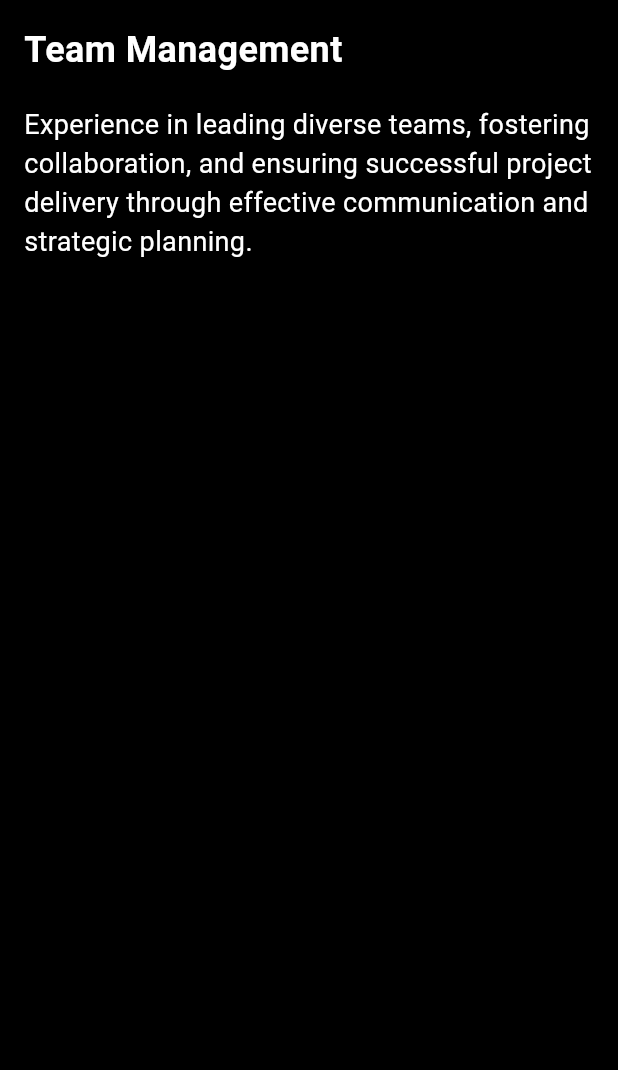
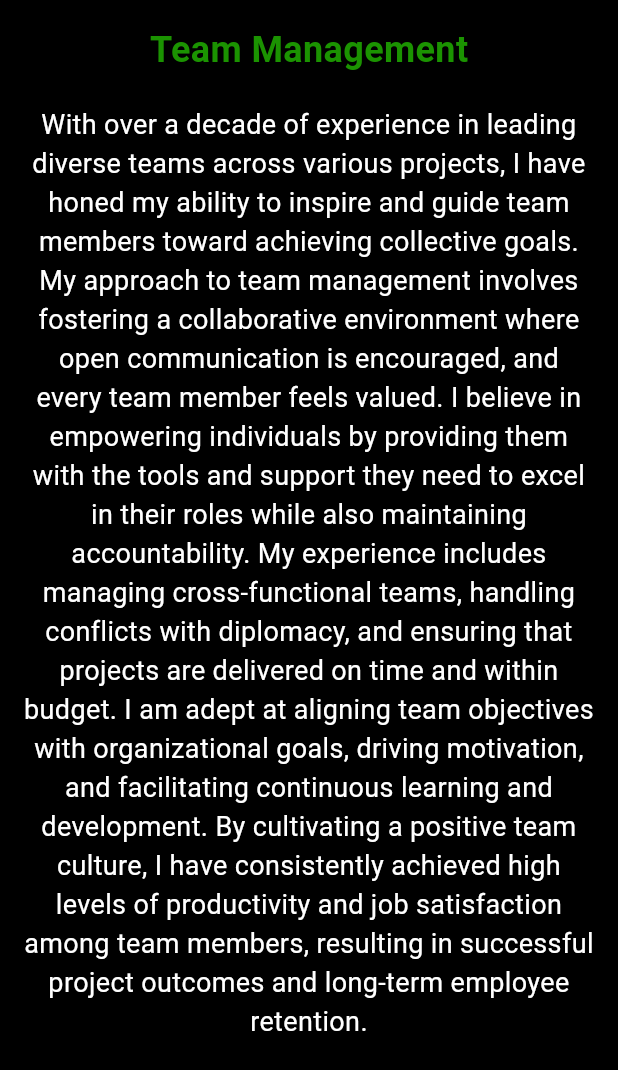
Before and after one commit to vignarajj/vignaraj.github.io, a Flutter app: the CoreCompetencyDetailView screen opened directly with sample values from the repository, on a phone screen of 412 x 824 dp. Shown: the top 1070 px of the screen. Run offline on Flutter 3.47's test engine with Material 3 defaults, Android fonts, the phone set to English and light mode, and no system bars; our stand-ins replace animated_text_kit, flutter_svg, get.

Commit message:
update the align and skill description

```diff
--- a/lib/app/modules/comp-detailview/core_competency_view.dart
+++ b/lib/app/modules/comp-detailview/core_competency_view.dart
@@ -2,6 +2,7 @@ import 'package:flutter/material.dart';
 import 'package:get/get.dart';
 import 'package:portfolio/app/modules/comp-detailview/core_competency_controller.dart';
 import 'package:portfolio/shared/models/core_compentency.dart';
+import 'package:portfolio/shared/theme/app_colors.dart';
 
 class CoreCompetencyDetailView
     extends GetResponsiveView<CoreCompetencyController> {
@@ -18,16 +19,20 @@ class CoreCompetencyDetailView
       body: Padding(
         padding: const EdgeInsets.all(16.0),
         child: Column(
-          crossAxisAlignment: CrossAxisAlignment.start,
+          crossAxisAlignment: CrossAxisAlignment.center,
           children: [
             Text(
               competency.title,
-              style: const TextStyle(fontSize: 24, fontWeight: FontWeight.bold),
+              style: const TextStyle(
+                  fontSize: 24,
+                  fontWeight: FontWeight.bold,
+                  color: AppColors.appAccentColor),
             ),
             const SizedBox(height: 20),
             Text(
               competency.description,
-              style: const TextStyle(fontSize: 18),
+              style: const TextStyle(fontSize: 18,),
+              textAlign: TextAlign.center,
             ),
           ],
         ),
--- a/lib/app/modules/home/controllers/home_controller.dart
+++ b/lib/app/modules/home/controllers/home_controller.dart
@@ -1,4 +1,5 @@
 import 'package:get/get.dart';
+import 'package:portfolio/network/api_services.dart';
 import 'package:portfolio/routes/app_pages.dart';
 import 'package:portfolio/shared/models/core_compentency.dart';
 import 'package:portfolio/shared/models/skill_model.dart';
@@ -7,154 +8,216 @@ class HomeController extends GetxController {
   final skills = [
     Skill(
       name: 'Flutter',
-      description: 'Building cross-platform apps with a single codebase.',
+      description:
+          'Expert in building cross-platform mobile applications using Flutter. '
+          'Capable of delivering high-performance apps with a single codebase for both Android and iOS. '
+          'Proficient in using Flutter’s widget-based framework to create intuitive and responsive UIs.',
       proficiency: 0.9,
       iconPath: 'assets/images/flutter.svg',
     ),
     Skill(
       name: 'Dart',
-      description: 'Primary language for Flutter, focused on UI development.',
+      description:
+          'Skilled in using Dart, the primary language for Flutter development. '
+          'Experienced in writing clean and maintainable code with a focus on UI-centric applications. '
+          'Adept at leveraging Dart’s asynchronous programming features for smooth app performance.',
       proficiency: 0.85,
       iconPath: 'assets/images/dart.svg',
     ),
     Skill(
       name: 'JavaScript',
       description:
-          'Web development and scripting for dynamic web applications.',
+          'Proficient in JavaScript for developing dynamic and interactive web applications. '
+          'Experienced with various frameworks and libraries like React and Angular for front-end development. '
+          'Capable of creating responsive designs and enhancing user experience through scripting.',
       proficiency: 0.6,
       iconPath: 'assets/images/javascript.svg',
     ),
     Skill(
       name: 'Android',
-      description: 'Native mobile app development for the Android platform.',
+      description:
+          'Extensive experience in developing native Android applications using Java and Kotlin. '
+          'Skilled in creating robust, high-performance apps optimized for various Android devices. '
+          'Proficient in utilizing Android SDK and APIs for feature-rich applications.',
       proficiency: 0.7,
       iconPath: 'assets/images/android.svg',
     ),
     Skill(
       name: 'Kotlin',
-      description: 'Modern programming language for Android development.',
+      description: 'Expertise in Kotlin for modern Android app development. '
+          'Utilizes Kotlin’s concise syntax and powerful features to write safer and more efficient code. '
+          'Experience in converting legacy Java codebases to Kotlin for improved performance and readability.',
       proficiency: 0.7,
       iconPath: 'assets/images/kotlin.svg',
     ),
     Skill(
       name: 'Java',
       description:
-          'Object-oriented programming language for various platforms.',
+          'Solid foundation in Java for object-oriented programming across various platforms. '
+          'Proficient in building scalable and secure applications using Java’s robust ecosystem. '
+          'Experienced in using Java for Android development, web services, and enterprise solutions.',
       proficiency: 0.8,
-      iconPath: 'assets/images/java.svg', // Using coffee icon to represent Java
+      iconPath: 'assets/images/java.svg',
     ),
     Skill(
       name: 'POSTMAN',
-      description: 'API testing tool for building and testing APIs.',
+      description:
+          'Highly skilled in using POSTMAN for API development and testing. '
+          'Capable of automating API testing and ensuring seamless integration between services. '
+          'Proficient in designing and maintaining API documentation, collections, and environments.',
       proficiency: 0.8,
       iconPath: 'assets/images/postman.svg',
     ),
     Skill(
       name: 'Manual Testing',
-      description: 'Performing manual testing to ensure software quality.',
+      description:
+          'Experienced in conducting thorough manual testing to ensure software quality. '
+          'Proficient in identifying bugs, verifying fixes, and performing regression testing. '
+          'Focused on maintaining high standards for usability, functionality, and performance.',
       proficiency: 0.9,
       iconPath: 'assets/images/manual.svg',
     ),
     Skill(
       name: 'Automation Testing',
-      description: 'Using automation tools to test software more efficiently.',
+      description:
+          'Specialized in using automation tools like Selenium and Appium for efficient testing. '
+          'Able to design, write, and maintain automated test scripts for various platforms. '
+          'Ensures faster release cycles while maintaining software quality and reliability.',
       proficiency: 0.7,
       iconPath: 'assets/images/automation.svg',
     ),
     Skill(
       name: 'Code Magic',
-      description: 'CI/CD tool for automating build and deployment processes.',
+      description:
+          'Proficient in using Code Magic for continuous integration and deployment (CI/CD) automation. '
+          'Expert in setting up build pipelines to streamline development processes. '
+          'Ensures reliable and repeatable builds, leading to faster and more frequent releases.',
       proficiency: 0.6,
       iconPath: 'assets/images/code_magic.svg',
     ),
     Skill(
       name: 'Jira',
-      description: 'Project management and issue tracking tool.',
+      description:
+          'Experienced in using Jira for project management, issue tracking, and team collaboration. '
+          'Adept at creating and managing tasks, sprints, and backlogs in Agile environments. '
+          'Utilizes Jira to monitor progress, report on project status, and ensure timely delivery.',
       proficiency: 0.7,
       iconPath: 'assets/images/jira.svg',
     ),
     Skill(
       name: 'Documentation',
-      description: 'Writing clear and concise documentation for projects.',
+      description:
+          'Highly skilled in writing clear, comprehensive, and accessible documentation for projects. '
+          'Experienced in creating technical documents, user manuals, and API guides. '
+          'Ensures that documentation is up-to-date, accurate, and easy to follow for all stakeholders.',
       proficiency: 0.9,
       iconPath: 'assets/images/documentation.svg',
     ),
     Skill(
       name: 'Code Review',
       description:
-          'Reviewing code to ensure quality and adherence to standards.',
+          'Expert in conducting thorough code reviews to ensure code quality and adherence to best practices. '
+          'Adept at identifying potential issues, providing constructive feedback, and mentoring peers. '
+          'Focused on maintaining high standards for code maintainability, readability, and performance.',
       proficiency: 0.9,
       iconPath: 'assets/images/review.svg',
     ),
     Skill(
       name: 'Git',
-      description: 'Version control system for managing codebases.',
+      description:
+          'Proficient in using Git for version control, collaboration, and managing codebases. '
+          'Experienced in branching, merging, and resolving conflicts to maintain clean project histories. '
+          'Utilizes Git for both individual projects and team collaborations, ensuring code integrity.',
       proficiency: 0.7,
       iconPath: 'assets/images/git.svg',
     ),
     Skill(
       name: 'Photoshop',
-      description: 'Image editing and graphic design using Adobe Photoshop.',
+      description:
+          'Experienced in using Adobe Photoshop for graphic design and image editing. '
+          'Capable of creating custom graphics, logos, and UI elements for web and mobile applications. '
+          'Applies creative techniques to enhance visual designs and improve user interfaces.',
       proficiency: 0.5,
       iconPath: 'assets/images/photoshop.svg',
     ),
     Skill(
       name: 'Figma',
-      description: 'UI/UX design tool for creating interactive designs.',
+      description:
+          'Proficient in using Figma for UI/UX design, prototyping, and collaboration. '
+          'Skilled in creating interactive and responsive designs that align with user needs and project goals. '
+          'Experience in working with design systems and ensuring consistency across products.',
       proficiency: 0.5,
       iconPath: 'assets/images/medium.svg',
     ),
     Skill(
       name: 'Architecture Formation',
-      description: 'Designing software architecture for scalable solutions.',
+      description:
+          'Expert in designing software architectures that are scalable, maintainable, and efficient. '
+          'Experienced in breaking down complex systems into modular components and services. '
+          'Focused on selecting appropriate design patterns and technologies to meet project requirements.',
       proficiency: 0.6,
       iconPath: 'assets/images/architecture.svg',
     ),
     Skill(
       name: 'SonarQube/Lint',
-      description: 'Code quality analysis and static code analysis tools.',
+      description:
+          'Experienced in using SonarQube and Lint for static code analysis and ensuring code quality. '
+          'Capable of integrating these tools into CI/CD pipelines for continuous code quality monitoring. '
+          'Focused on identifying code smells, vulnerabilities, and ensuring adherence to coding standards.',
       proficiency: 0.6,
       iconPath: 'assets/images/lint.svg',
     ),
     Skill(
       name: 'GitHub Workflow',
       description:
-          'Automating software development workflows with GitHub Actions.',
+          'Skilled in automating development workflows using GitHub Actions. '
+          'Capable of setting up CI/CD pipelines, automating testing, and deployment processes. '
+          'Ensures consistent and reliable builds, allowing for faster iterations and releases.',
       proficiency: 0.6,
       iconPath: 'assets/images/github_skill.svg',
     ),
     Skill(
       name: "Rest API's",
       description:
-      'Interface for sharing data between applications.',
+          'Proficient in designing and implementing RESTful APIs for seamless data exchange. '
+          'Experienced in creating secure, scalable, and maintainable APIs for various applications. '
+          'Focused on adhering to best practices and standards to ensure API reliability and performance.',
       proficiency: 0.6,
       iconPath: 'assets/images/apis.svg',
     ),
     Skill(
       name: 'Web Sockets',
       description:
-      'Real-time, two-way communication channel.',
+          'Experienced in using WebSockets for real-time, bi-directional communication in web applications. '
+          'Capable of implementing WebSocket connections for features like live chats, notifications, and updates. '
+          'Focused on optimizing WebSocket performance for responsive and engaging user experiences.',
       proficiency: 0.6,
       iconPath: 'assets/images/websocket.svg',
     ),
     Skill(
-      name: 'POS(Point of Sale)',
+      name: 'POS (Point of Sale)',
       description:
-      'Transaction hub for retail sales.',
+          'Skilled in developing and integrating POS systems for seamless retail transactions. '
+          'Experience in creating and managing software for inventory management, sales tracking, and payment processing. '
+          'Focused on delivering user-friendly POS solutions that enhance operational efficiency and customer satisfaction.',
       proficiency: 0.6,
       iconPath: 'assets/images/pos.svg',
     ),
     Skill(
       name: 'Device Integration',
       description:
-      'Wireless device connectivity expert',
+          'Expert in integrating wireless devices and ensuring seamless connectivity across platforms. '
+          'Experience in working with various protocols and standards for IoT and smart devices. '
+          'Focused on delivering robust and scalable solutions for device communication and control.',
       proficiency: 0.6,
       iconPath: 'assets/images/connectivity.svg',
     ),
     Skill(
       name: 'ML/AI',
       description:
-      'Expert in building intelligent systems.',
+          'Experienced in building intelligent systems using machine learning and artificial intelligence. '
+          'Skilled in developing models for predictive analytics, automation, and data-driven decision-making. '
+          'Focused on applying AI techniques to solve complex problems and enhance business processes.',
       proficiency: 0.6,
       iconPath: 'assets/images/ai.svg',
     ),
@@ -164,26 +227,27 @@ class HomeController extends GetxController {
     CoreCompetency(
         title: 'Team Management',
         description:
-      'Experience in leading diverse teams, fostering collaboration, and ensuring successful project delivery through effective communication and strategic planning.',
-    ),
+            'With over a decade of experience in leading diverse teams across various projects, I have honed my ability to inspire and guide team members toward achieving collective goals. My approach to team management involves fostering a collaborative environment where open communication is encouraged, and every team member feels valued. I believe in empowering individuals by providing them with the tools and support they need to excel in their roles while also maintaining accountability. My experience includes managing cross-functional teams, handling conflicts with diplomacy, and ensuring that projects are delivered on time and within budget. I am adept at aligning team objectives with organizational goals, driving motivation, and facilitating continuous learning and development. By cultivating a positive team culture, I have consistently achieved high levels of productivity and job satisfaction among team members, resulting in successful project outcomes and long-term employee retention.'),
     CoreCompetency(
         title: 'Project Planning',
         description:
-      'Skilled in creating detailed project plans, timelines, and resource allocation strategies to ensure timely and successful completion of projects.',
-    ),
+            'Project planning is the cornerstone of any successful project, and my extensive experience in this area has equipped me with the skills to meticulously plan, execute, and deliver projects on time and within scope. I am proficient in creating detailed project plans that include clear timelines, resource allocation, risk assessments, and contingency strategies. My approach to project planning is methodical and data-driven, ensuring that every aspect of the project is carefully considered and accounted for. I have successfully managed projects ranging from small-scale initiatives to large, complex undertakings, consistently meeting deadlines and staying within budget. I excel in coordinating with stakeholders to align project goals with business objectives, ensuring that all parties are informed and engaged throughout the project lifecycle. My ability to foresee potential challenges and proactively address them has been key to the successful delivery of numerous projects, often exceeding expectations.'),
     CoreCompetency(
         title: 'Mentorship and Coaching',
         description:
-      'Passionate about mentoring and coaching team members to help them achieve their full potential, guiding them through technical challenges and career development.',
-    ),
+            'Mentorship and coaching are integral parts of my leadership philosophy, and I am deeply committed to helping others grow both personally and professionally. I have mentored and coached numerous individuals throughout my career, providing them with guidance, feedback, and support as they navigate their career paths. My approach to mentorship is tailored to each individual, focusing on their unique strengths, challenges, and aspirations. I believe in fostering a growth mindset, encouraging continuous learning, and providing opportunities for mentees to take on new challenges and expand their skill sets. Through regular one-on-one sessions, goal-setting, and constructive feedback, I have helped many team members achieve significant milestones in their careers, from mastering new technical skills to stepping into leadership roles. My coaching extends beyond technical expertise; I also emphasize the importance of soft skills such as communication, problem-solving, and emotional intelligence, which are crucial for success in any professional setting.'),
     CoreCompetency(
         title: 'Audience Engagement',
         description:
-      'Expertise in engaging with different audiences, understanding their needs, and delivering tailored solutions that resonate and achieve desired outcomes.',
-    ),
+            'Audience engagement is a critical aspect of my role, and I have developed a deep understanding of how to effectively connect with diverse audiences across various platforms. My expertise lies in crafting messages and content that resonate with the target audience, whether it’s through digital channels, presentations, or face-to-face interactions. I have a proven track record of successfully engaging stakeholders, clients, and end-users, ensuring that their needs are understood and addressed throughout the project lifecycle. My approach to audience engagement is both strategic and empathetic, focusing on building trust and fostering long-term relationships. I am skilled in utilizing data and analytics to tailor my communication strategies, ensuring that they are relevant and impactful. By consistently delivering value and maintaining open lines of communication, I have been able to drive higher levels of engagement, satisfaction, and loyalty among audiences. My experience spans across industries, allowing me to adapt my strategies to meet the unique needs of different audiences effectively.'),
   ];
 
   void openSkillDetail(Skill skill) {
     Get.toNamed(AppRoutes.skill, arguments: skill);
   }
+
+  @override
+  Future<void> onInit() async {
+    super.onInit();
   }
+}
--- a/pubspec.yaml
+++ b/pubspec.yaml
@@ -44,6 +44,8 @@ dependencies:
   url_launcher: ^6.1.14
   flutter_svg: ^1.1.1+1
   font_awesome_flutter: ^10.7.0
+  http: ^0.13.3
+  xml: ^6.5.0
 
 dev_dependencies:
   flutter_test:
```
Also changed, not shown: lib/app/modules/home/views/home_view.dart (+16 -0 lines), lib/network/api_services.dart (added, +41 -0 lines), lib/shared/models/medium_story.dart (added, +8 -0 lines), lib/shared/widgets/medium_stories_widget.dart (added, +67 -0 lines), pubspec.lock, 8 other files. Lines whose indentation alone changed are shown as unchanged.
